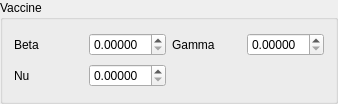
The window that epipy/resources/ui/sirvaccinegroupbox.ui (ckaus/EpiPy) describes before a commit, drawn with Qt 5.
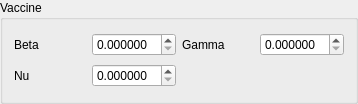
The same window after the commit.

Patch:
```diff
--- a/epipy/resources/ui/sirvaccinegroupbox.ui
+++ b/epipy/resources/ui/sirvaccinegroupbox.ui
@@ -6,7 +6,7 @@
    <rect>
     <x>0</x>
     <y>0</y>
-    <width>338</width>
+    <width>358</width>
     <height>104</height>
    </rect>
   </property>
@@ -27,7 +27,7 @@
    <item row="0" column="1">
     <widget class="QDoubleSpinBox" name="beta_spin_box">
      <property name="decimals">
-      <number>5</number>
+      <number>6</number>
      </property>
      <property name="minimum">
       <double>0.000000000000000</double>
@@ -47,7 +47,7 @@
    <item row="0" column="3">
     <widget class="QDoubleSpinBox" name="gamma_spin_box">
      <property name="decimals">
-      <number>5</number>
+      <number>6</number>
      </property>
      <property name="singleStep">
       <double>0.000001000000000</double>
@@ -64,7 +64,7 @@
    <item row="1" column="1">
     <widget class="QDoubleSpinBox" name="nu_spin_box">
      <property name="decimals">
-      <number>5</number>
+      <number>6</number>
      </property>
      <property name="singleStep">
       <double>0.000001000000000</double>
```
